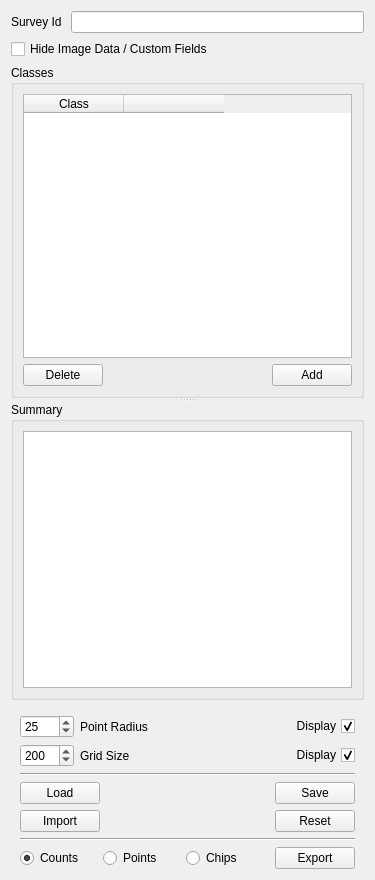
persts/DotDotGoose, file ddg/point_widget.ui: the form before one commit.
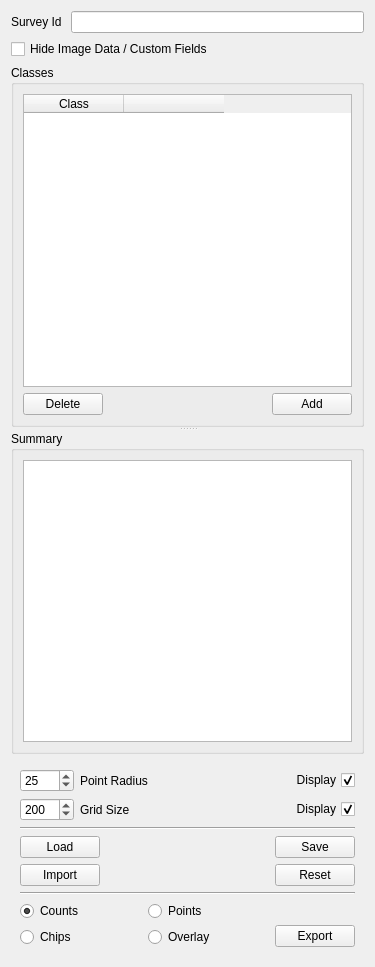
The form after the commit. Icons and pictures are not drawn.

Commit message: Added point overlay option

```diff
--- a/ddg/point_widget.ui
+++ b/ddg/point_widget.ui
@@ -7,13 +7,13 @@
     <x>0</x>
     <y>0</y>
     <width>375</width>
-    <height>880</height>
+    <height>967</height>
    </rect>
   </property>
   <property name="windowTitle">
    <string>Form</string>
   </property>
-  <layout class="QVBoxLayout" name="verticalLayout_4">
+  <layout class="QVBoxLayout" name="verticalLayout_3">
    <item>
     <layout class="QHBoxLayout" name="SurveyId">
      <item>
@@ -144,14 +144,96 @@
    </item>
    <item>
     <widget class="QFrame" name="frameControls">
-     <layout class="QVBoxLayout" name="verticalLayout_3">
-      <property name="topMargin">
-       <number>9</number>
-      </property>
-      <property name="bottomMargin">
-       <number>0</number>
-      </property>
-      <item>
+     <layout class="QGridLayout" name="gridLayout_3">
+      <item row="2" column="0">
+       <widget class="QPushButton" name="pushButtonLoadPoints">
+        <property name="toolTip">
+         <string>Load point file.</string>
+        </property>
+        <property name="text">
+         <string>Load</string>
+        </property>
+        <property name="icon">
+         <iconset>
+          <normaloff>:/icons/load.svg</normaloff>:/icons/load.svg</iconset>
+        </property>
+        <property name="iconSize">
+         <size>
+          <width>24</width>
+          <height>24</height>
+         </size>
+        </property>
+       </widget>
+      </item>
+      <item row="6" column="0" rowspan="2" colspan="2">
+       <layout class="QGridLayout" name="gridLayout_2">
+        <item row="0" column="0">
+         <widget class="QRadioButton" name="radioButtonCounts">
+          <property name="text">
+           <string>Counts</string>
+          </property>
+          <property name="checked">
+           <bool>true</bool>
+          </property>
+         </widget>
+        </item>
+        <item row="1" column="0">
+         <widget class="QRadioButton" name="radioButtonChips">
+          <property name="text">
+           <string>Chips</string>
+          </property>
+         </widget>
+        </item>
+        <item row="0" column="1">
+         <widget class="QRadioButton" name="radioButtonPoints">
+          <property name="text">
+           <string>Points</string>
+          </property>
+         </widget>
+        </item>
+        <item row="1" column="1">
+         <widget class="QRadioButton" name="radioButtonOverlay">
+          <property name="text">
+           <string>Overlay</string>
+          </property>
+         </widget>
+        </item>
+       </layout>
+      </item>
+      <item row="2" column="1">
+       <spacer name="horizontalSpacer_3">
+        <property name="orientation">
+         <enum>Qt::Horizontal</enum>
+        </property>
+        <property name="sizeHint" stdset="0">
+         <size>
+          <width>148</width>
+          <height>20</height>
+         </size>
+        </property>
+       </spacer>
+      </item>
+      <item row="4" column="2">
+       <widget class="QPushButton" name="pushButtonReset">
+        <property name="toolTip">
+         <string>Reset point file.</string>
+        </property>
+        <property name="text">
+         <string>Reset</string>
+        </property>
+        <property name="icon">
+         <iconset>
+          <normaloff>:/icons/reset.svg</normaloff>:/icons/reset.svg</iconset>
+        </property>
+        <property name="iconSize">
+         <size>
+          <width>24</width>
+          <height>24</height>
+         </size>
+        </property>
+       </widget>
+      </item>
+      <item row="0" column="0" colspan="3">
        <layout class="QGridLayout" name="gridLayout">
         <item row="0" column="0">
          <widget class="QSpinBox" name="spinBoxPointRadius">
@@ -276,70 +358,27 @@
         </item>
        </layout>
       </item>
-      <item>
-       <widget class="Line" name="line_2">
-        <property name="orientation">
-         <enum>Qt::Horizontal</enum>
+      <item row="2" column="2">
+       <widget class="QPushButton" name="pushButtonSave">
+        <property name="toolTip">
+         <string>Save point file.</string>
         </property>
-       </widget>
-      </item>
-      <item>
-       <layout class="QGridLayout" name="gridLayout_2">
-        <item row="1" column="1">
-         <spacer name="horizontalSpacer_7">
-          <property name="orientation">
-           <enum>Qt::Horizontal</enum>
-          </property>
-          <property name="sizeHint" stdset="0">
-           <size>
-            <width>40</width>
-            <height>20</height>
-           </size>
-          </property>
-         </spacer>
-        </item>
-        <item row="3" column="0" colspan="2">
-         <layout class="QHBoxLayout" name="horizontalLayout">
-          <item>
-           <widget class="QRadioButton" name="radioButtonCounts">
             <property name="text">
-             <string>Counts</string>
-            </property>
-            <property name="checked">
-             <bool>true</bool>
-            </property>
-           </widget>
-          </item>
-          <item>
-           <widget class="QRadioButton" name="radioButtonPoints">
-            <property name="text">
-             <string>Points</string>
-            </property>
-           </widget>
-          </item>
-          <item>
-           <widget class="QRadioButton" name="radioButtonChips">
-            <property name="text">
-             <string>Chips</string>
-            </property>
-           </widget>
-          </item>
-         </layout>
-        </item>
-        <item row="0" column="1">
-         <spacer name="horizontalSpacer_3">
-          <property name="orientation">
-           <enum>Qt::Horizontal</enum>
-          </property>
-          <property name="sizeHint" stdset="0">
+         <string>Save</string>
+        </property>
+        <property name="icon">
+         <iconset>
+          <normaloff>:/icons/save.svg</normaloff>:/icons/save.svg</iconset>
+        </property>
+        <property name="iconSize">
            <size>
-            <width>40</width>
-            <height>20</height>
-           </size>
-          </property>
-         </spacer>
-        </item>
-        <item row="3" column="3">
+          <width>24</width>
+          <height>24</height>
+         </size>
+        </property>
+       </widget>
+      </item>
+      <item row="7" column="2">
          <widget class="QPushButton" name="pushButtonExport">
           <property name="toolTip">
            <string>Export</string>
@@ -359,34 +398,27 @@
           </property>
          </widget>
         </item>
-        <item row="0" column="0">
-         <widget class="QPushButton" name="pushButtonLoadPoints">
-          <property name="toolTip">
-           <string>Load point file.</string>
-          </property>
-          <property name="text">
-           <string>Load</string>
-          </property>
-          <property name="icon">
-           <iconset resource="../icons/ddg.qrc">
-            <normaloff>:/icons/load.svg</normaloff>:/icons/load.svg</iconset>
-          </property>
-          <property name="iconSize">
+      <item row="4" column="1">
+       <spacer name="horizontalSpacer_7">
+        <property name="orientation">
+         <enum>Qt::Horizontal</enum>
+        </property>
+        <property name="sizeHint" stdset="0">
            <size>
-            <width>24</width>
-            <height>24</height>
-           </size>
-          </property>
-         </widget>
-        </item>
-        <item row="2" column="0" colspan="4">
+          <width>148</width>
+          <height>20</height>
+         </size>
+        </property>
+       </spacer>
+      </item>
+      <item row="5" column="0" colspan="3">
          <widget class="Line" name="line">
           <property name="orientation">
            <enum>Qt::Horizontal</enum>
           </property>
          </widget>
         </item>
-        <item row="1" column="0">
+      <item row="4" column="0">
          <widget class="QPushButton" name="pushButtonImport">
           <property name="toolTip">
            <string>Import classes and custom field from existing point file.</string>
@@ -406,47 +438,12 @@
           </property>
          </widget>
         </item>
-        <item row="1" column="3">
-         <widget class="QPushButton" name="pushButtonReset">
-          <property name="toolTip">
-           <string>Reset point file.</string>
-          </property>
-          <property name="text">
-           <string>Reset</string>
-          </property>
-          <property name="icon">
-           <iconset resource="../icons/ddg.qrc">
-            <normaloff>:/icons/reset.svg</normaloff>:/icons/reset.svg</iconset>
-          </property>
-          <property name="iconSize">
-           <size>
-            <width>24</width>
-            <height>24</height>
-           </size>
-          </property>
-         </widget>
-        </item>
-        <item row="0" column="3">
-         <widget class="QPushButton" name="pushButtonSave">
-          <property name="toolTip">
-           <string>Save point file.</string>
-          </property>
-          <property name="text">
-           <string>Save</string>
-          </property>
-          <property name="icon">
-           <iconset resource="../icons/ddg.qrc">
-            <normaloff>:/icons/save.svg</normaloff>:/icons/save.svg</iconset>
-          </property>
-          <property name="iconSize">
-           <size>
-            <width>24</width>
-            <height>24</height>
-           </size>
-          </property>
-         </widget>
-        </item>
-       </layout>
+      <item row="1" column="0" colspan="3">
+       <widget class="Line" name="line_2">
+        <property name="orientation">
+         <enum>Qt::Horizontal</enum>
+        </property>
+       </widget>
       </item>
      </layout>
     </widget>
```
Left out of the diff: 8 changed lines with no effect on the pictures. Lines whose indentation alone changed are shown as unchanged. The commit also changes 3 other files.
